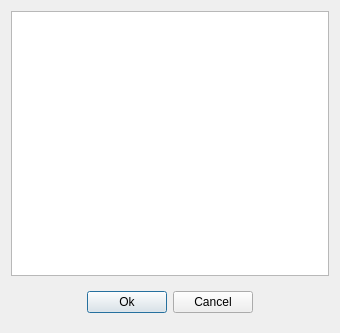
OpenAutomationTechnologies/openPOWERLINK_Qt_App, file apps/demo_qt_advanced/plk_qt_gui/ui/SelectNwInterfaceDialog.ui: the form before one commit.
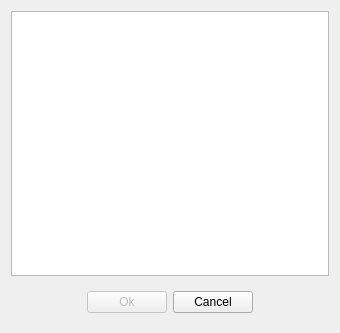
The form after the commit. Icons and pictures are not drawn.

Commit message:
[TASK] Update network select interface dialog usage
 - Updated the update of network interface on the status bar at once the user selected it.
 - Enable menu item unless the POWERLINK is started.

Patch:
```diff
--- a/apps/demo_qt_advanced/plk_qt_gui/ui/SelectNwInterfaceDialog.ui
+++ b/apps/demo_qt_advanced/plk_qt_gui/ui/SelectNwInterfaceDialog.ui
@@ -40,6 +40,9 @@
       </item>
       <item>
        <widget class="QPushButton" name="ok">
+        <property name="enabled">
+         <bool>false</bool>
+        </property>
         <property name="text">
          <string>Ok</string>
         </property>
```
The commit also changes 5 other files.
